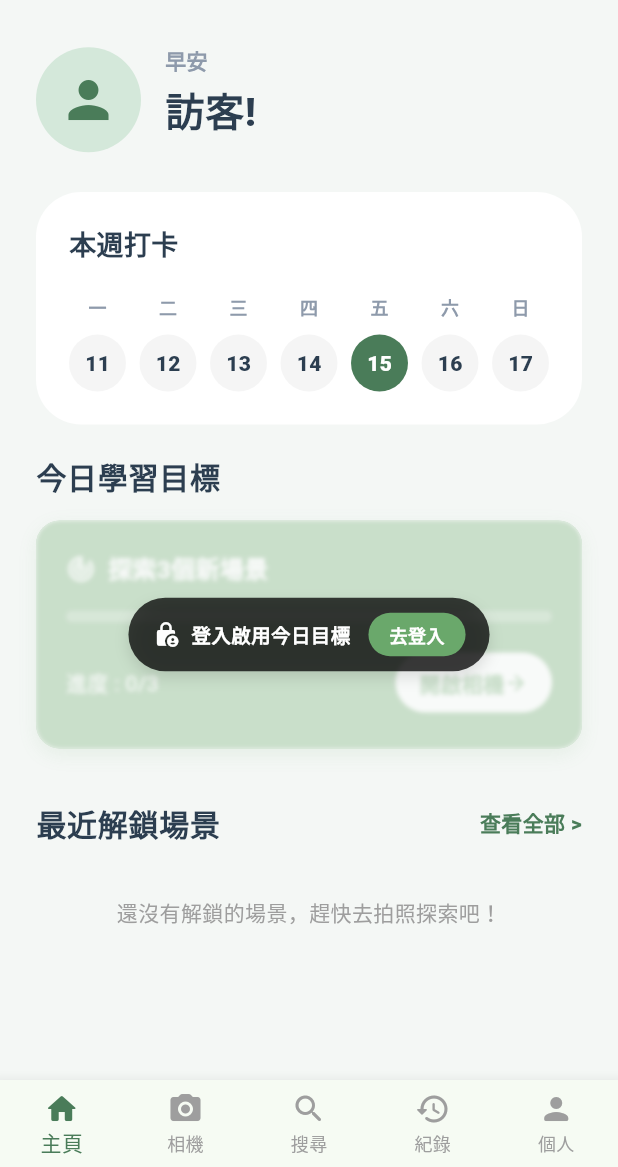
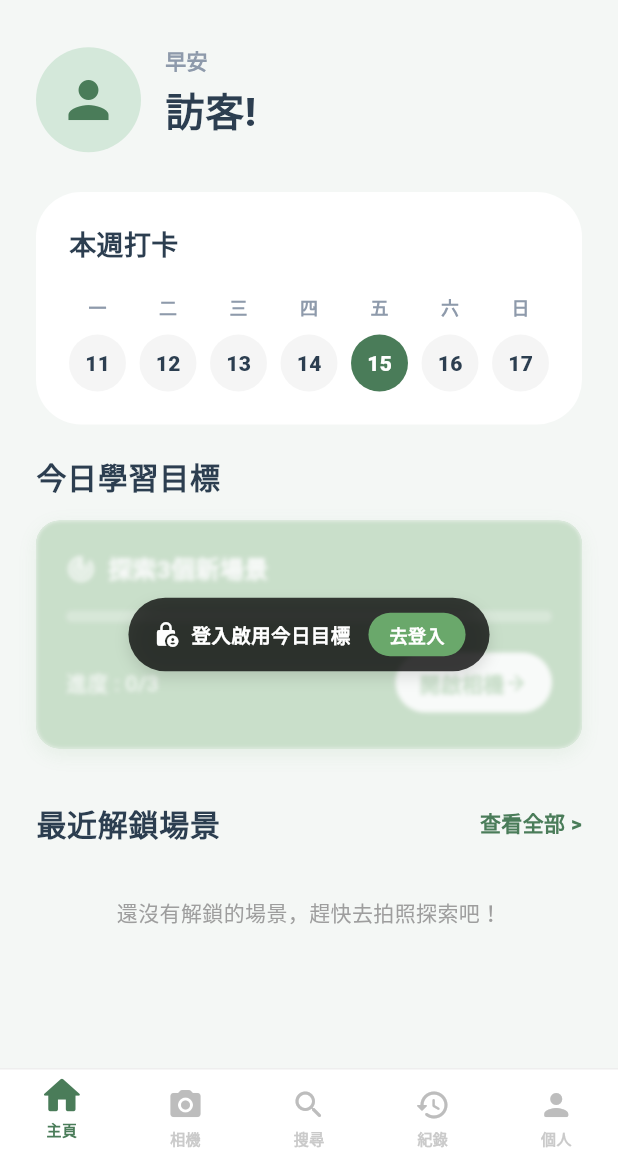
Before and after one commit to s22452007/115502, a Flutter app: the HomeScreen screen opened directly, on a phone screen of 412 x 824 dp, the part 69-1236 px from its top. Run offline on Flutter 3.47's test engine with Material 3 defaults, Android fonts, the phone set to English and light mode, and no system bars; our stand-ins replace camera, firebase_auth, firebase_core, flutter_local_notifications, google_sign_in, image_picker and 2 more; accounts and stored records are empty; network calls fail.

Commit message:
底部ICON

```diff
--- a/115502/jpn_learning_app/lib/widgets/common/bottom_nav_bar.dart
+++ b/115502/jpn_learning_app/lib/widgets/common/bottom_nav_bar.dart
@@ -13,20 +13,78 @@ class AppBottomNavBar extends StatelessWidget {
 
   @override
   Widget build(BuildContext context) {
-    return BottomNavigationBar(
-      currentIndex: currentIndex,
-      onTap: onTap,
-      type: BottomNavigationBarType.fixed,
-      selectedItemColor: AppColors.primary,
-      unselectedItemColor: Colors.grey,
-      // 🌟 調整順序：主頁移到最左邊 (Index 0)
-      items: const [
-        BottomNavigationBarItem(icon: Icon(Icons.home_rounded), label: '主頁'),
-        BottomNavigationBarItem(icon: Icon(Icons.camera_alt_rounded), label: '相機'),
-        BottomNavigationBarItem(icon: Icon(Icons.search_rounded), label: '搜尋'),
-        BottomNavigationBarItem(icon: Icon(Icons.history_rounded), label: '紀錄'),
-        BottomNavigationBarItem(icon: Icon(Icons.person_rounded), label: '個人'),
-      ],
+    return Container(
+      decoration: BoxDecoration(
+        color: Colors.white,
+        // 🌟 扁平化設計：移除厚重的陰影，只保留極淡的頂部分隔線
+        border: Border(top: BorderSide(color: Colors.grey.shade200, width: 1)),
+      ),
+      child: SafeArea(
+        // SafeArea 確保在 iPhone 等有底部橫條的手機上不會被遮擋
+        child: SizedBox(
+          height: 65, // 導航列基礎高度
+          child: Row(
+            mainAxisAlignment: MainAxisAlignment.spaceAround,
+            children: [
+              // 順序已調整：主頁在最左邊 (Index 0)
+              _buildNavItem(0, Icons.home_rounded, '主頁'),
+              _buildNavItem(1, Icons.camera_alt_rounded, '相機'),
+              _buildNavItem(2, Icons.search_rounded, '搜尋'),
+              _buildNavItem(3, Icons.history_rounded, '紀錄'),
+              _buildNavItem(4, Icons.person_rounded, '個人'),
+            ],
+          ),
+        ),
+      ),
+    );
+  }
+
+  // 🌟 客製化的動畫按鈕
+  Widget _buildNavItem(int index, IconData icon, String label) {
+    final isSelected = currentIndex == index;
+
+    return GestureDetector(
+      onTap: () => onTap(index),
+      behavior: HitTestBehavior.opaque, // 確保空白處也能點擊
+      child: SizedBox(
+        width: 60,
+        child: AnimatedContainer(
+          duration: const Duration(milliseconds: 300),
+          curve: Curves.easeOutBack, // 加入微 Q 彈的動畫曲線
+          // 🌟 動畫核心：選中時 Y 軸往上移動 6 pixels
+          transform: Matrix4.translationValues(0, isSelected ? -6.0 : 0.0, 0),
+          child: Column(
+            mainAxisAlignment: MainAxisAlignment.center,
+            children: [
+              // 🌟 圖示放大動畫
+              AnimatedScale(
+                scale: isSelected ? 1.3 : 1.0, // 選中時放大 1.3 倍
+                duration: const Duration(milliseconds: 300),
+                curve: Curves.easeOutBack,
+                child: Icon(
+                  icon,
+                  color: isSelected ? AppColors.primary : Colors.grey.shade400,
+                  size: 24,
+                ),
+              ),
+              const SizedBox(height: 4),
+              // 文字漸變與加粗動畫
+              AnimatedOpacity(
+                opacity: isSelected ? 1.0 : 0.8,
+                duration: const Duration(milliseconds: 300),
+                child: Text(
+                  label,
+                  style: TextStyle(
+                    color: isSelected ? AppColors.primary : Colors.grey.shade400,
+                    fontSize: 10,
+                    fontWeight: isSelected ? FontWeight.w900 : FontWeight.w600,
+                  ),
+                ),
+              ),
+            ],
+          ),
+        ),
+      ),
     );
   }
 }
```
